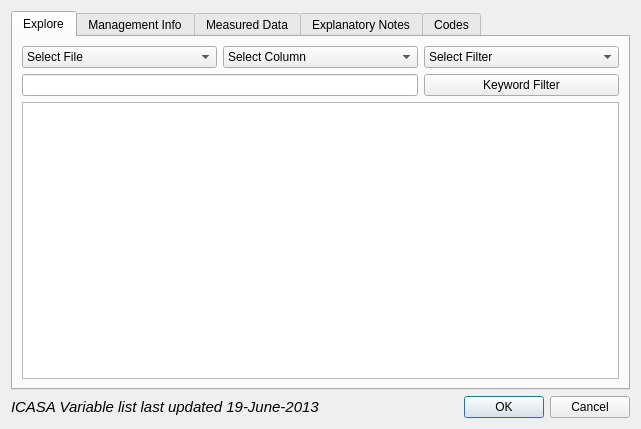
Qt form src/MacsurAdapter/gui/madvariablemanagerbase.ui (arkygeek/MAD) before a commit.
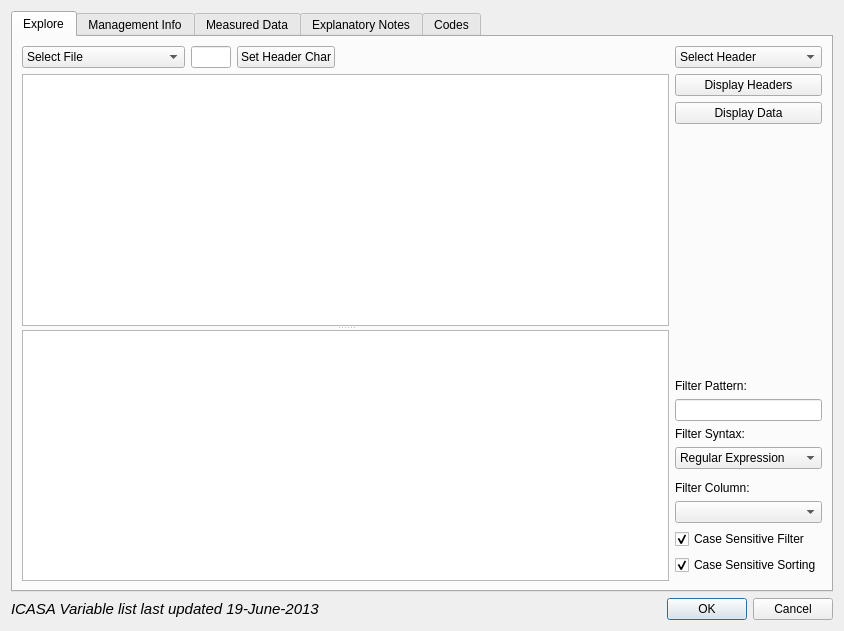
The same form after that commit.

Commit message: added Mac icon set and created a folder in docs for windows installer attempts

Patch:
```diff
--- a/src/MacsurAdapter/gui/madvariablemanagerbase.ui
+++ b/src/MacsurAdapter/gui/madvariablemanagerbase.ui
@@ -6,8 +6,8 @@
    <rect>
     <x>0</x>
     <y>0</y>
-    <width>641</width>
-    <height>429</height>
+    <width>844</width>
+    <height>631</height>
    </rect>
   </property>
   <property name="windowTitle">
@@ -47,33 +47,110 @@
        <string>Explore</string>
       </attribute>
       <layout class="QGridLayout" name="gridLayout_3">
-       <item row="0" column="1">
-        <widget class="QComboBox" name="cbSelectColumn">
+       <item row="3" column="3">
+        <spacer name="verticalSpacerExplore">
+         <property name="orientation">
+          <enum>Qt::Vertical</enum>
+         </property>
+         <property name="sizeHint" stdset="0">
+          <size>
+           <width>20</width>
+           <height>40</height>
+          </size>
+         </property>
+        </spacer>
+       </item>
+       <item row="11" column="3">
+        <widget class="QComboBox" name="cbExploreFilterColumn"/>
+       </item>
+       <item row="1" column="0" rowspan="14" colspan="3">
+        <widget class="QSplitter" name="splitter">
+         <property name="orientation">
+          <enum>Qt::Vertical</enum>
+         </property>
+         <widget class="QTableView" name="tblvwFullDataSetExplore">
+          <property name="toolTip">
+           <string>&lt;html&gt;&lt;head/&gt;&lt;body&gt;&lt;p&gt;Complete data set&lt;/p&gt;&lt;/body&gt;&lt;/html&gt;</string>
+          </property>
+         </widget>
+         <widget class="QTreeView" name="trvwFilteredDataSetExplore">
+          <property name="toolTip">
+           <string>&lt;html&gt;&lt;head/&gt;&lt;body&gt;&lt;p&gt;Sorted/Filtered data set&lt;/p&gt;&lt;/body&gt;&lt;/html&gt;</string>
+          </property>
+         </widget>
+        </widget>
+       </item>
+       <item row="2" column="3">
+        <widget class="QPushButton" name="pbDisplayData">
+         <property name="text">
+          <string>Display Data</string>
+         </property>
+        </widget>
+       </item>
+       <item row="7" column="3">
+        <widget class="QLabel" name="lblExploreFilterSyntax">
+         <property name="text">
+          <string>Filter Syntax:</string>
+         </property>
+         <property name="buddy">
+          <cstring>cbExploreFilterSyntax</cstring>
+         </property>
+        </widget>
+       </item>
+       <item row="0" column="3">
+        <widget class="QComboBox" name="cbExploreSelectHeader">
          <item>
           <property name="text">
-           <string>Select Column</string>
+           <string>Select Header</string>
           </property>
          </item>
         </widget>
        </item>
-       <item row="1" column="2">
-        <widget class="QPushButton" name="pbKeywordFilter">
+       <item row="1" column="3">
+        <widget class="QPushButton" name="pbDisplayHeaders">
          <property name="text">
-          <string>Keyword Filter</string>
+          <string>Display Headers</string>
          </property>
         </widget>
        </item>
-       <item row="0" column="2">
-        <widget class="QComboBox" name="cbSelectFilter">
+       <item row="5" column="3">
+        <widget class="QLabel" name="lblExploreFilterPattern">
+         <property name="text">
+          <string>Filter Pattern:</string>
+         </property>
+         <property name="buddy">
+          <cstring>ledFilterPattern</cstring>
+         </property>
+        </widget>
+       </item>
+       <item row="8" column="3">
+        <widget class="QComboBox" name="cbExploreFilterSyntax">
          <item>
           <property name="text">
-           <string>Select Filter</string>
+           <string>Regular Expression</string>
           </property>
          </item>
         </widget>
        </item>
-       <item row="1" column="0" colspan="2">
-        <widget class="QLineEdit" name="ledKeyword"/>
+       <item row="12" column="3">
+        <widget class="QCheckBox" name="chbxExploreCaseSensFilter">
+         <property name="text">
+          <string>Case Sensitive Filter</string>
+         </property>
+         <property name="checked">
+          <bool>true</bool>
+         </property>
+        </widget>
+       </item>
+       <item row="13" column="3">
+        <widget class="QCheckBox" name="chbxExploreCaseSensSorting">
+         <property name="text">
+          <string>Case Sensitive Sorting</string>
+         </property>
+         <property name="checked">
+          <bool>true</bool>
+         </property>
+        </widget>
        </item>
        <item row="0" column="0">
         <widget class="QComboBox" name="cbSelectFile">
@@ -129,8 +206,68 @@
          </item>
         </widget>
        </item>
-       <item row="2" column="0" colspan="3">
-        <widget class="QTableView" name="tbvwExplore"/>
+       <item row="0" column="1">
+        <layout class="QHBoxLayout" name="horizontalLayoutExplore">
+         <item>
+          <widget class="QLineEdit" name="ledExploreHeaderChar">
+           <property name="sizePolicy">
+            <sizepolicy hsizetype="Fixed" vsizetype="Fixed">
+             <horstretch>0</horstretch>
+             <verstretch>0</verstretch>
+            </sizepolicy>
+           </property>
+           <property name="maximumSize">
+            <size>
+             <width>40</width>
+             <height>16777215</height>
+            </size>
+           </property>
+          </widget>
+         </item>
+         <item>
+          <widget class="QPushButton" name="pbExploreSetHeaderChar">
+           <property name="text">
+            <string>Set Header Char</string>
+           </property>
+          </widget>
+         </item>
+         <item>
+          <spacer name="horizontalSpacerExplore">
+           <property name="orientation">
+            <enum>Qt::Horizontal</enum>
+           </property>
+           <property name="sizeHint" stdset="0">
+            <size>
+             <width>40</width>
+             <height>20</height>
+            </size>
+           </property>
+          </spacer>
+         </item>
+        </layout>
+       </item>
+       <item row="6" column="3">
+        <widget class="QLineEdit" name="ledFilterPattern">
+         <property name="sizePolicy">
+          <sizepolicy hsizetype="Preferred" vsizetype="Fixed">
+           <horstretch>0</horstretch>
+           <verstretch>0</verstretch>
+          </sizepolicy>
+         </property>
+         <property name="text">
+          <string/>
+         </property>
+        </widget>
+       </item>
+       <item row="10" column="3">
+        <widget class="QLabel" name="lblExploreFilterColumn">
+         <property name="text">
+          <string>Filter Column:</string>
+         </property>
+         <property name="buddy">
+          <cstring>cbExploreFilterColumn</cstring>
+         </property>
+        </widget>
        </item>
       </layout>
      </widget>
```
Left out of the diff: 20 changed lines with no effect on the pictures. The commit also changes 4 other files.
